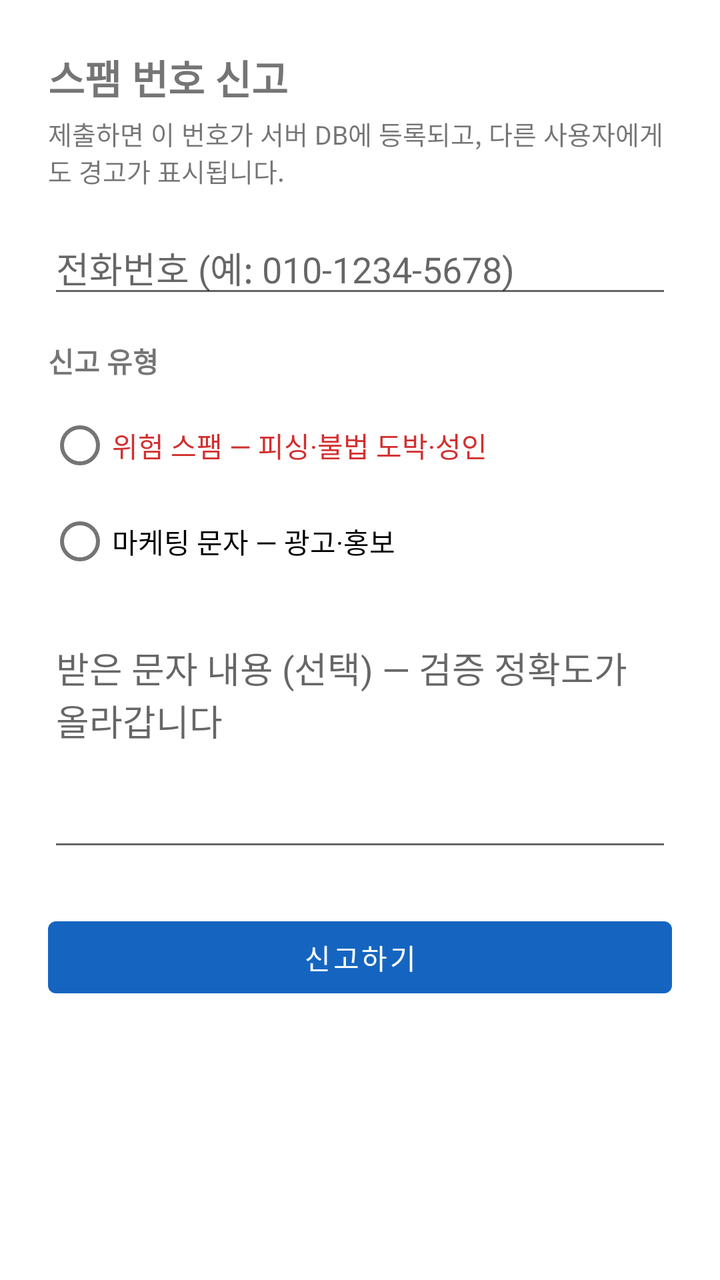
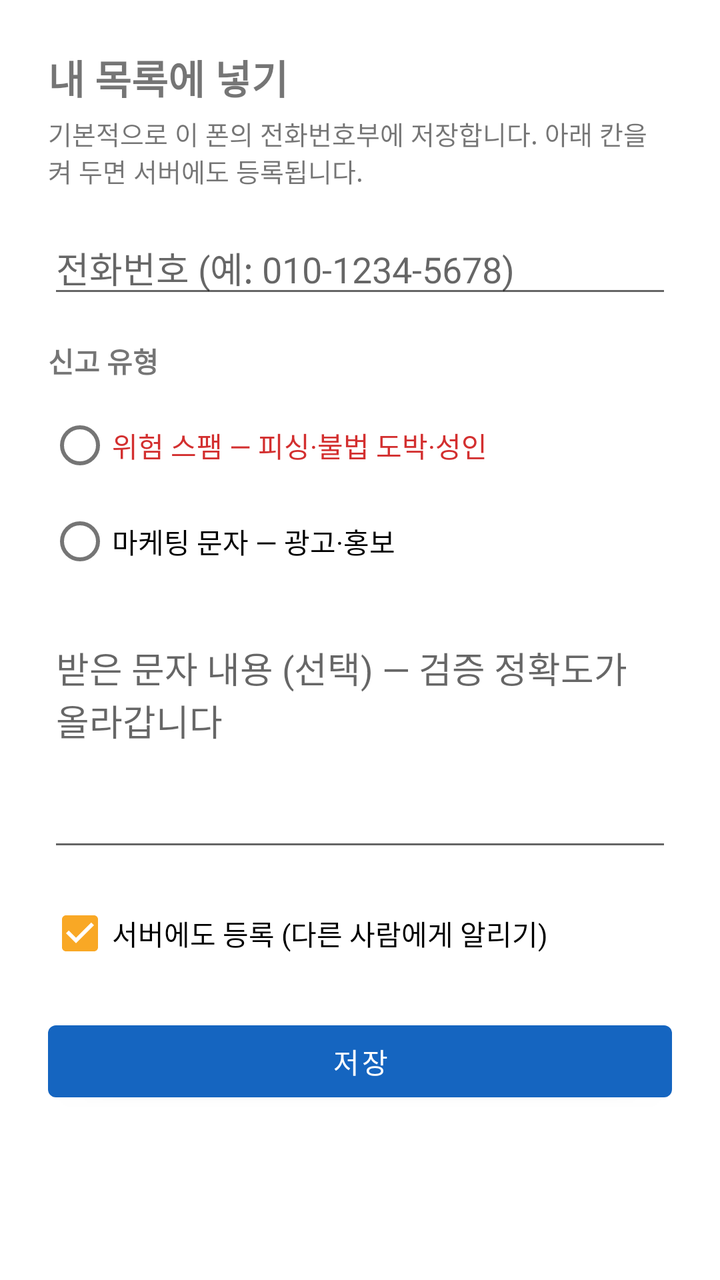

Two renders of the same Android screen: before a commit and after it. Below are the layout's source before the change and the commit's diff.
<!-- AndroidManifest.xml: application theme Theme.SpamCut -->
<!-- res/layout/activity_report.xml -->
<?xml version="1.0" encoding="utf-8"?>
<ScrollView xmlns:android="http://schemas.android.com/apk/res/android"
    android:layout_width="match_parent"
    android:layout_height="match_parent">

    <LinearLayout
        android:layout_width="match_parent"
        android:layout_height="wrap_content"
        android:orientation="vertical"
        android:padding="24dp">

        <TextView
            android:layout_width="wrap_content"
            android:layout_height="wrap_content"
            android:text="스팸 번호 신고"
            android:textSize="20sp"
            android:textStyle="bold"
            android:layout_marginBottom="4dp"/>

        <TextView
            android:layout_width="match_parent"
            android:layout_height="wrap_content"
            android:text="제출하면 이 번호가 서버 DB에 등록되고, 다른 사용자에게도 경고가 표시됩니다."
            android:textSize="13sp"
            android:layout_marginBottom="16dp"/>

        <EditText
            android:id="@+id/etReportPhone"
            android:layout_width="match_parent"
            android:layout_height="wrap_content"
            android:hint="전화번호 (예: 010-1234-5678)"
            android:inputType="phone"
            android:layout_marginBottom="16dp"/>

        <TextView
            android:layout_width="wrap_content"
            android:layout_height="wrap_content"
            android:text="신고 유형"
            android:textStyle="bold"
            android:layout_marginBottom="8dp"/>

        <RadioGroup
            android:layout_width="wrap_content"
            android:layout_height="wrap_content"
            android:layout_marginBottom="16dp">

            <RadioButton
                android:id="@+id/rbRed"
                android:layout_width="wrap_content"
                android:layout_height="wrap_content"
                android:text="위험 스팸 — 피싱·불법 도박·성인"
                android:textColor="#D32F2F"/>

            <RadioButton
                android:id="@+id/rbYellow"
                android:layout_width="wrap_content"
                android:layout_height="wrap_content"
                android:text="마케팅 문자 — 광고·홍보"/>

        </RadioGroup>

        <EditText
            android:id="@+id/etDescription"
            android:layout_width="match_parent"
            android:layout_height="120dp"
            android:gravity="top"
            android:hint="받은 문자 내용 (선택) — 검증 정확도가 올라갑니다"
            android:inputType="textMultiLine"
            android:layout_marginBottom="24dp"/>

        <Button
            android:id="@+id/btnSubmitReport"
            android:layout_width="match_parent"
            android:layout_height="wrap_content"
            android:text="@string/action_report"/>

    </LinearLayout>
</ScrollView>
<!-- resources referenced by this layout -->
<resources>
  <string name="action_report">신고하기</string>
  <style name="Theme.SpamCut" parent="Theme.MaterialComponents.DayNight.DarkActionBar">
          <item name="colorPrimary">#1565C0</item>
          <item name="colorPrimaryVariant">#003c8f</item>
          <item name="colorOnPrimary">#FFFFFF</item>
          <item name="colorSecondary">#F9A825</item>
          <item name="colorOnSecondary">#000000</item>
      </style>
</resources>

<!-- the commit's change to res/layout/activity_report.xml (unified diff, before → after) -->
@@ -12,7 +12,7 @@
         <TextView
             android:layout_width="wrap_content"
             android:layout_height="wrap_content"
-            android:text="스팸 번호 신고"
+            android:text="@string/report_screen_title"
             android:textSize="20sp"
             android:textStyle="bold"
             android:layout_marginBottom="4dp"/>
@@ -20,7 +20,7 @@
         <TextView
             android:layout_width="match_parent"
             android:layout_height="wrap_content"
-            android:text="제출하면 이 번호가 서버 DB에 등록되고, 다른 사용자에게도 경고가 표시됩니다."
+            android:text="@string/report_screen_subtitle"
             android:textSize="13sp"
             android:layout_marginBottom="16dp"/>
 
@@ -48,14 +48,14 @@
                 android:id="@+id/rbRed"
                 android:layout_width="wrap_content"
                 android:layout_height="wrap_content"
-                android:text="위험 스팸 — 피싱·불법 도박·성인"
+                android:text="@string/tag_red"
                 android:textColor="#D32F2F"/>
 
             <RadioButton
                 android:id="@+id/rbYellow"
                 android:layout_width="wrap_content"
                 android:layout_height="wrap_content"
-                android:text="마케팅 문자 — 광고·홍보"/>
+                android:text="@string/tag_yellow"/>
 
         </RadioGroup>
 
@@ -66,13 +66,21 @@
             android:gravity="top"
             android:hint="받은 문자 내용 (선택) — 검증 정확도가 올라갑니다"
             android:inputType="textMultiLine"
-            android:layout_marginBottom="24dp"/>
+            android:layout_marginBottom="12dp"/>
+
+        <CheckBox
+            android:id="@+id/cbShareServer"
+            android:layout_width="match_parent"
+            android:layout_height="wrap_content"
+            android:text="@string/share_to_server"
+            android:checked="true"
+            android:layout_marginBottom="16dp"/>
 
         <Button
             android:id="@+id/btnSubmitReport"
             android:layout_width="match_parent"
             android:layout_height="wrap_content"
-            android:text="@string/action_report"/>
+            android:text="@string/report_submit"/>
 
     </LinearLayout>
 </ScrollView>
<!-- resource entries referenced after the edit -->
@@ -1,6 +1,11 @@
 <!-- resources referenced by this layout -->
 <resources>
-  <string name="action_report">신고하기</string>
+  <string name="report_screen_subtitle">기본적으로 이 폰의 전화번호부에 저장합니다. 아래 칸을 켜 두면 서버에도 등록됩니다.</string>
+  <string name="report_screen_title">내 목록에 넣기</string>
+  <string name="report_submit">저장</string>
+  <string name="share_to_server">서버에도 등록 (다른 사람에게 알리기)</string>
+  <string name="tag_red">위험 스팸 — 피싱·불법 도박·성인</string>
+  <string name="tag_yellow">마케팅 문자 — 광고·홍보</string>
   <style name="Theme.SpamCut" parent="Theme.MaterialComponents.DayNight.DarkActionBar">
           <item name="colorPrimary">#1565C0</item>
           <item name="colorPrimaryVariant">#003c8f</item>
